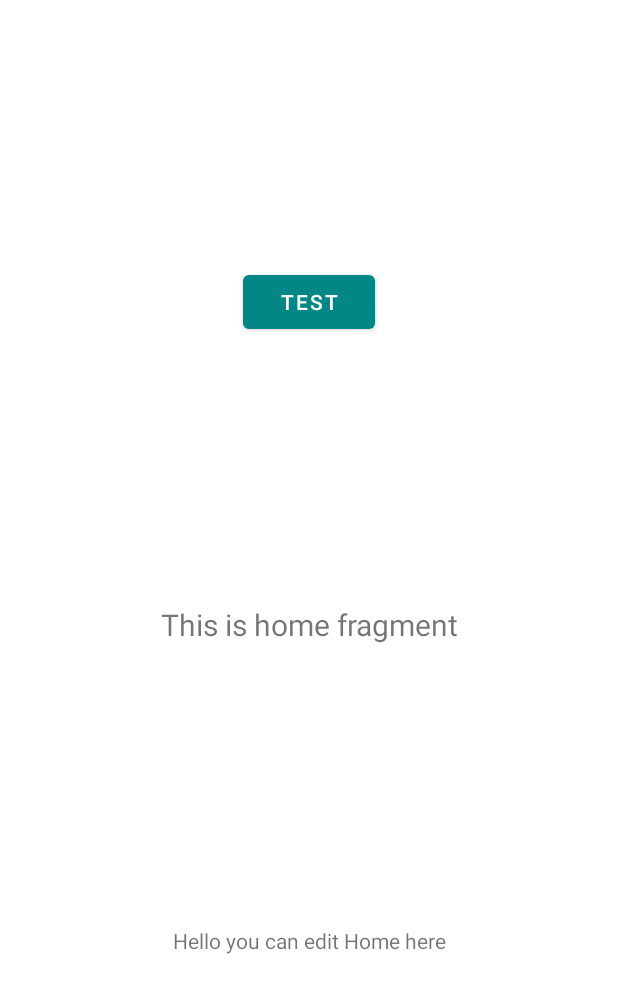
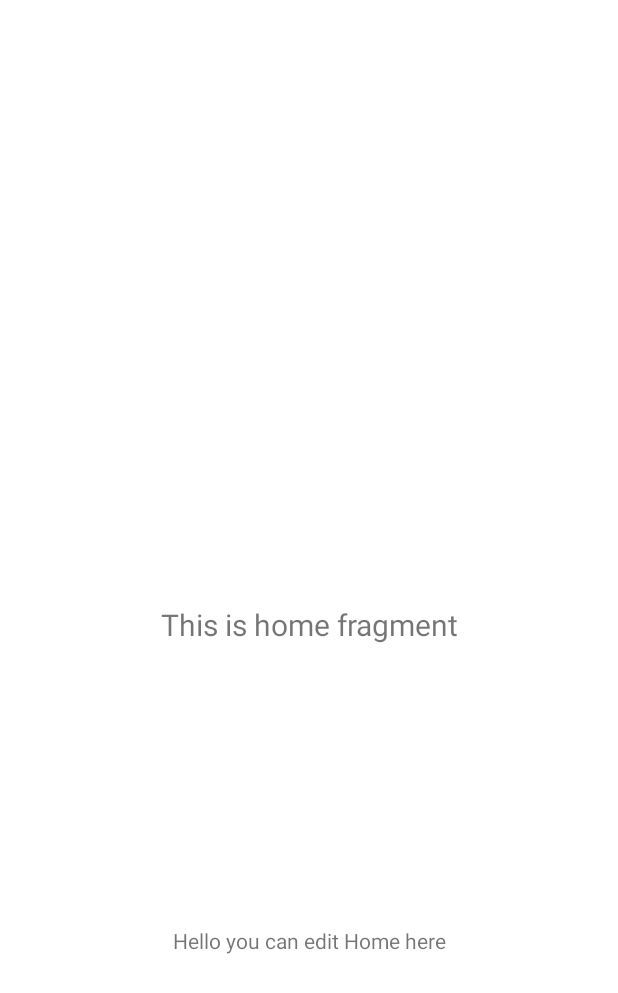
Before and after one commit to emmGuides/HRIS, an Android app: the fragment HomeFragment shown on its own in the app's theme, on a phone screen of 412 x 824 dp. Shown: the top 993 px of the screen. Run offline under Robolectric (Android 15) with nearby library versions, the phone set to English and light mode, and no system bars.

Commit message:
Update fragment_home.xml

```diff
--- a/app/src/main/res/layout/fragment_home.xml
+++ b/app/src/main/res/layout/fragment_home.xml
@@ -31,7 +31,7 @@
         android:id="@+id/texttext"
         />
 
-    <Button
+    <!-- Button
         android:id="@+id/testButton"
         android:layout_width="wrap_content"
         android:layout_height="wrap_content"
@@ -41,6 +41,6 @@
         app:layout_constraintBottom_toTopOf="@+id/text_home"
         android:text="Test"
         tools:ignore="HardCodedText"
-        />
+        /-->
 
 </androidx.constraintlayout.widget.ConstraintLayout>
```
